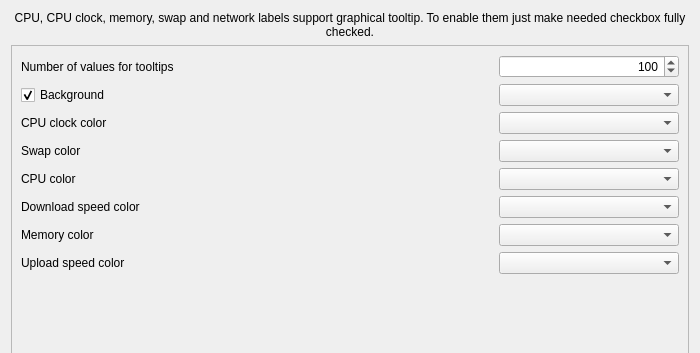
The window that sources/awesome-widget/tooltipconfig.ui (arcan1s/awesome-widgets) describes before a commit, drawn with Qt 5; both pictures show x 0 to 700 and y 0 to 353 of the 700 by 594 pixel window.
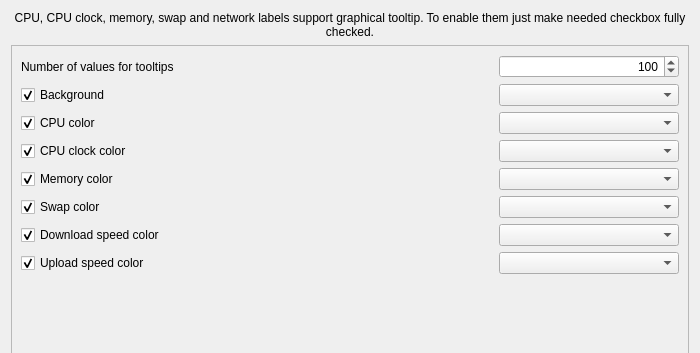
The same window after the commit. Custom widgets are drawn as their Qt base class.

Commit message: add checkboxes to tooltip window

```diff
--- a/sources/awesome-widget/tooltipconfig.ui
+++ b/sources/awesome-widget/tooltipconfig.ui
@@ -158,10 +158,53 @@
          </item>
         </layout>
        </item>
+       <item>
+        <layout class="QHBoxLayout" name="layout_cpuColor">
+         <item>
+          <widget class="QCheckBox" name="checkBox_cpu">
+           <property name="minimumSize">
+            <size>
+             <width>200</width>
+             <height>0</height>
+            </size>
+           </property>
+           <property name="text">
+            <string>CPU color</string>
+           </property>
+           <property name="checked">
+            <bool>true</bool>
+           </property>
+          </widget>
+         </item>
+         <item>
+          <spacer name="spacer_cpuColor">
+           <property name="orientation">
+            <enum>Qt::Horizontal</enum>
+           </property>
+           <property name="sizeHint" stdset="0">
+            <size>
+             <width>40</width>
+             <height>20</height>
+            </size>
+           </property>
+          </spacer>
+         </item>
+         <item>
+          <widget class="KColorCombo" name="kcolorcombo_cpu">
+           <property name="minimumSize">
+            <size>
+             <width>180</width>
+             <height>0</height>
+            </size>
+           </property>
+          </widget>
+         </item>
+        </layout>
+       </item>
        <item>
         <layout class="QHBoxLayout" name="layout_cpuclockColor">
          <item>
-          <widget class="QLabel" name="label_cpuclockColor">
+          <widget class="QCheckBox" name="checkBox_cpuclock">
            <property name="minimumSize">
             <size>
              <width>200</width>
@@ -171,6 +214,9 @@
            <property name="text">
             <string>CPU clock color</string>
            </property>
+           <property name="checked">
+            <bool>true</bool>
+           </property>
           </widget>
          </item>
          <item>
@@ -198,10 +244,53 @@
          </item>
         </layout>
        </item>
+       <item>
+        <layout class="QHBoxLayout" name="layout_memColor">
+         <item>
+          <widget class="QCheckBox" name="checkBox_mem">
+           <property name="minimumSize">
+            <size>
+             <width>200</width>
+             <height>0</height>
+            </size>
+           </property>
+           <property name="text">
+            <string>Memory color</string>
+           </property>
+           <property name="checked">
+            <bool>true</bool>
+           </property>
+          </widget>
+         </item>
+         <item>
+          <spacer name="spacer_memColor">
+           <property name="orientation">
+            <enum>Qt::Horizontal</enum>
+           </property>
+           <property name="sizeHint" stdset="0">
+            <size>
+             <width>40</width>
+             <height>20</height>
+            </size>
+           </property>
+          </spacer>
+         </item>
+         <item>
+          <widget class="KColorCombo" name="kcolorcombo_mem">
+           <property name="minimumSize">
+            <size>
+             <width>180</width>
+             <height>0</height>
+            </size>
+           </property>
+          </widget>
+         </item>
+        </layout>
+       </item>
        <item>
         <layout class="QHBoxLayout" name="layout_swapColor">
          <item>
-          <widget class="QLabel" name="label_swapColor">
+          <widget class="QCheckBox" name="checkBox_swap">
            <property name="minimumSize">
             <size>
              <width>200</width>
@@ -211,6 +300,9 @@
            <property name="text">
             <string>Swap color</string>
            </property>
+           <property name="checked">
+            <bool>true</bool>
+           </property>
           </widget>
          </item>
          <item>
@@ -238,50 +330,10 @@
          </item>
         </layout>
        </item>
-       <item>
-        <layout class="QHBoxLayout" name="layout_cpuColor">
-         <item>
-          <widget class="QLabel" name="label_cpuColor">
-           <property name="minimumSize">
-            <size>
-             <width>200</width>
-             <height>0</height>
-            </size>
-           </property>
-           <property name="text">
-            <string>CPU color</string>
-           </property>
-          </widget>
-         </item>
-         <item>
-          <spacer name="spacer_cpuColor">
-           <property name="orientation">
-            <enum>Qt::Horizontal</enum>
-           </property>
-           <property name="sizeHint" stdset="0">
-            <size>
-             <width>40</width>
-             <height>20</height>
-            </size>
-           </property>
-          </spacer>
-         </item>
-         <item>
-          <widget class="KColorCombo" name="kcolorcombo_cpu">
-           <property name="minimumSize">
-            <size>
-             <width>180</width>
-             <height>0</height>
-            </size>
-           </property>
-          </widget>
-         </item>
-        </layout>
-       </item>
        <item>
         <layout class="QHBoxLayout" name="layout_downColor">
          <item>
-          <widget class="QLabel" name="label_downColor">
+          <widget class="QCheckBox" name="checkBox_down">
            <property name="minimumSize">
             <size>
              <width>200</width>
@@ -291,6 +343,9 @@
            <property name="text">
             <string>Download speed color</string>
            </property>
+           <property name="checked">
+            <bool>true</bool>
+           </property>
           </widget>
          </item>
          <item>
@@ -318,50 +373,10 @@
          </item>
         </layout>
        </item>
-       <item>
-        <layout class="QHBoxLayout" name="layout_memColor">
-         <item>
-          <widget class="QLabel" name="label_memColor">
-           <property name="minimumSize">
-            <size>
-             <width>200</width>
-             <height>0</height>
-            </size>
-           </property>
-           <property name="text">
-            <string>Memory color</string>
-           </property>
-          </widget>
-         </item>
-         <item>
-          <spacer name="spacer_memColor">
-           <property name="orientation">
-            <enum>Qt::Horizontal</enum>
-           </property>
-           <property name="sizeHint" stdset="0">
-            <size>
-             <width>40</width>
-             <height>20</height>
-            </size>
-           </property>
-          </spacer>
-         </item>
-         <item>
-          <widget class="KColorCombo" name="kcolorcombo_mem">
-           <property name="minimumSize">
-            <size>
-             <width>180</width>
-             <height>0</height>
-            </size>
-           </property>
-          </widget>
-         </item>
-        </layout>
-       </item>
        <item>
         <layout class="QHBoxLayout" name="layout_upColor">
          <item>
-          <widget class="QLabel" name="label_upColor">
+          <widget class="QCheckBox" name="checkBox_up">
            <property name="minimumSize">
             <size>
              <width>200</width>
@@ -371,6 +386,9 @@
            <property name="text">
             <string>Upload speed color</string>
            </property>
+           <property name="checked">
+            <bool>true</bool>
+           </property>
           </widget>
          </item>
          <item>
```
Left out of the diff: 12 changed lines with no effect on the pictures. The commit also changes 4 other files.
